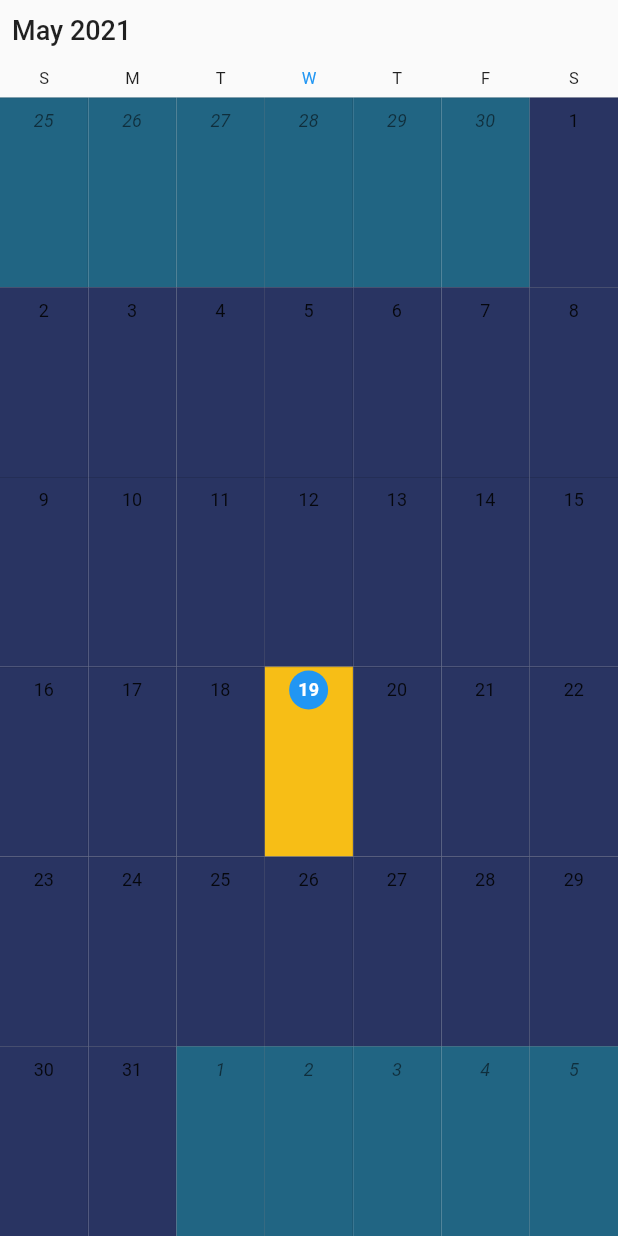
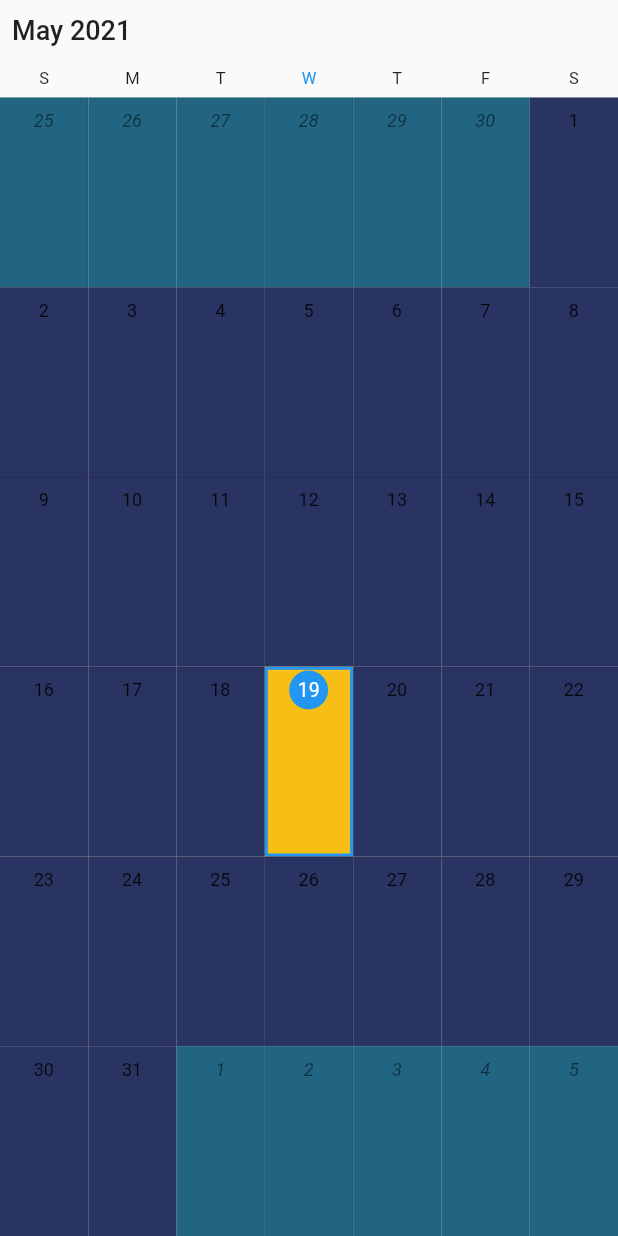
Before and after one commit to MatanLazimi/Pray-Together, a Flutter app: the mainPage screen opened directly, item 2 of the bottom bar chosen, on a phone screen of 412 x 824 dp. Run offline on Flutter 3.47's test engine with Material 2 defaults, Android fonts, the phone set to English and light mode, and no system bars; drawn by our look-alikes of syncfusion_flutter_calendar; our stand-ins replace cloud_firestore, dartz, firebase_auth, firebase_core, flutter_compass, flutter_signin_button and 4 more; missing offline and left inert: custom_navigator, geoflutterfire, kosher_dart, syncfusion_flutter_pdfviewer; accounts and stored records are empty; Roboto replaces fonts that are missing (Arial); project files that could hold a hidden picture were left out.

Commit message:
changes that not saved yet

```diff
--- a/lib/calendar/presentation/pages/calendar.dart
+++ b/lib/calendar/presentation/pages/calendar.dart
@@ -11,6 +11,7 @@ class calendarWidget extends StatelessWidget {
         body: Container(
           child: SfCalendar(
             view: CalendarView.month,
+            initialSelectedDate: DateTime.now(),
             monthViewSettings: MonthViewSettings(
                 monthCellStyle: MonthCellStyle(
                     backgroundColor: Color(0xFF293462),
@@ -18,11 +19,10 @@ class calendarWidget extends StatelessWidget {
                     leadingDatesBackgroundColor: Color(0xff216583),
                     todayBackgroundColor: Color(0xFFf7be16),
                     textStyle: TextStyle(fontSize: 12, fontFamily: 'Arial'),
-                    // ignore: deprecated_member_use
-                    todayTextStyle: TextStyle(
-                        fontSize: 12,
-                        fontWeight: FontWeight.bold,
-                        fontFamily: 'Arial'),
+                    // todayTextStyle: TextStyle(
+                    //     fontSize: 12,
+                    //     fontWeight: FontWeight.bold,
+                    //     fontFamily: 'Arial'),
                     trailingDatesTextStyle: TextStyle(
                         fontStyle: FontStyle.italic,
                         fontSize: 12,
--- a/pubspec.yaml
+++ b/pubspec.yaml
@@ -55,6 +55,9 @@ dependencies:
   # Access to GPS with app:
   geolocator: ^7.0.3
   geoflutterfire: ^3.0.0-nullsafety.2
+
+  # Nevigate with Waze and GoogleMaps:
+  map_launcher: ^2.0.0
 
   # The following adds the Cupertino Icons font to your application.
   # Use with the CupertinoIcons class for iOS style icons.
```
Also changed, not shown: lib/synagoguesprofile/state_management/profile_help_functions.dart (+11 -5 lines), lib/calendar/presentation/state_management/hebcalendar_class.dart (added), pubspec.lock.
